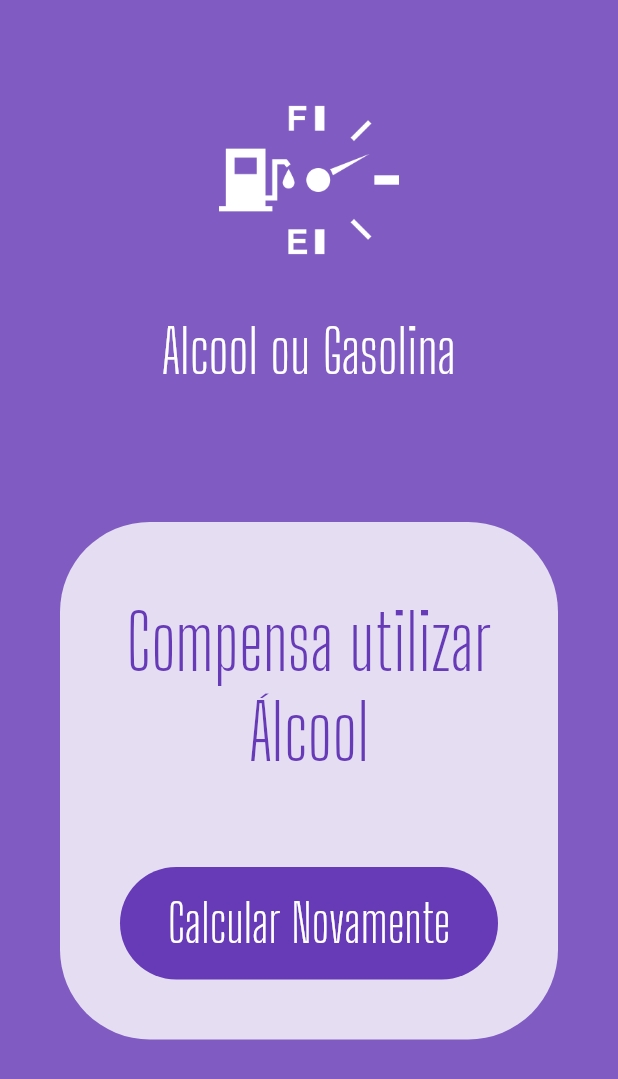
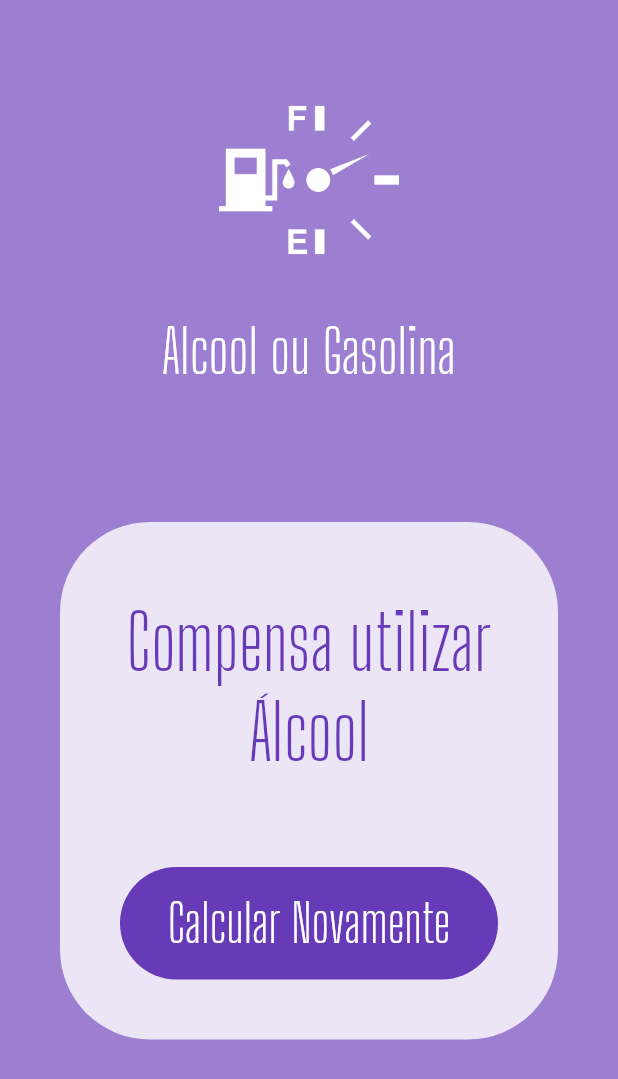
Before and after one commit to RaphaelfsOliveira/flutter_course_balta_io_alcool_gasolina, a Flutter app: the screen it shows after launch, after a tap on "Calcular", on a phone screen of 412 x 824 dp. Shown: the top 1079 px of the screen. Run offline on Flutter 3.47's test engine with Material 2 defaults, Android fonts, the phone set to English and light mode, and no system bars; our stand-ins replace flutter_masked_text.

Commit message:
- modificando animação

```diff
--- a/app/lib/pages/home.page.dart
+++ b/app/lib/pages/home.page.dart
@@ -49,7 +49,7 @@ class _HomePageState extends State<HomePage> {
     setState(() {
       _busy = true;
       _completed = false;
-      _color = Theme.of(context).primaryColorDark.withOpacity(0.1);
+      _color = Theme.of(context).primaryColorLight.withOpacity(0.3);
     });
 
     double alc =
```
